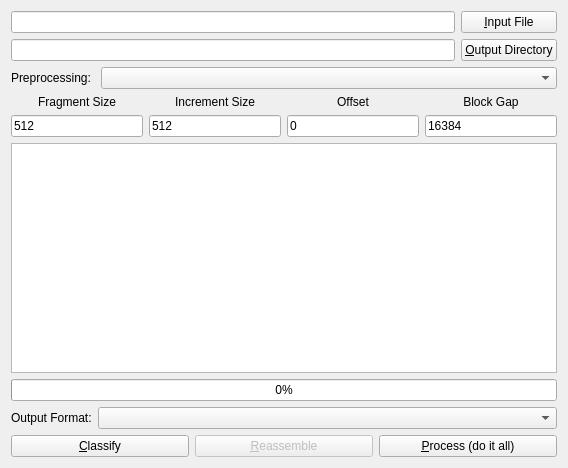
Before: the Qt Designer form gui/file_carving_ui.ui in rpoisel/mmc, drawn with Qt 5.
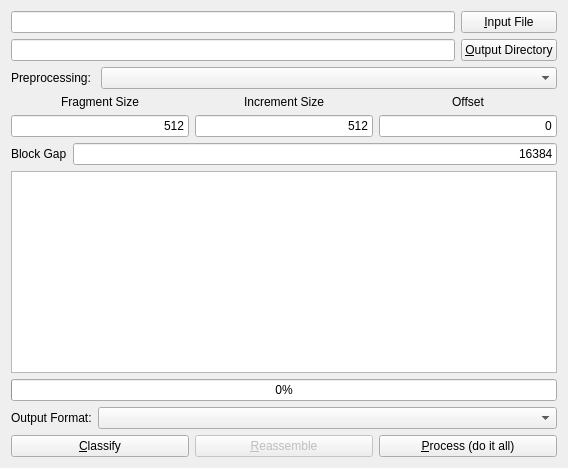
After: the same form once the commit is applied.

Diff of the .ui file:
```diff
--- a/gui/file_carving_ui.ui
+++ b/gui/file_carving_ui.ui
@@ -73,6 +73,9 @@
        <property name="text">
         <string>512</string>
        </property>
+       <property name="alignment">
+        <set>Qt::AlignRight|Qt::AlignTrailing|Qt::AlignVCenter</set>
+       </property>
       </widget>
      </item>
      <item row="0" column="1">
@@ -90,6 +93,9 @@
        <property name="text">
         <string>512</string>
        </property>
+       <property name="alignment">
+        <set>Qt::AlignRight|Qt::AlignTrailing|Qt::AlignVCenter</set>
+       </property>
       </widget>
      </item>
      <item row="0" column="2">
@@ -107,22 +113,8 @@
        <property name="text">
         <string>0</string>
        </property>
-      </widget>
-     </item>
-     <item row="1" column="3">
-      <widget class="QLineEdit" name="blockGap">
-       <property name="text">
-        <string>16384</string>
-       </property>
-      </widget>
-     </item>
-     <item row="0" column="3">
-      <widget class="QLabel" name="label_4">
-       <property name="text">
-        <string>Block Gap</string>
-       </property>
        <property name="alignment">
-        <set>Qt::AlignCenter</set>
+        <set>Qt::AlignRight|Qt::AlignTrailing|Qt::AlignVCenter</set>
        </property>
       </widget>
      </item>
@@ -138,6 +130,27 @@
      </item>
     </layout>
    </item>
+   <item>
+    <layout class="QGridLayout" name="gridLayout_3">
+     <item row="1" column="1">
+      <widget class="QLineEdit" name="blockGap">
+       <property name="text">
+        <string>16384</string>
+       </property>
+       <property name="alignment">
+        <set>Qt::AlignRight|Qt::AlignTrailing|Qt::AlignVCenter</set>
+       </property>
+      </widget>
+     </item>
+     <item row="1" column="0">
+      <widget class="QLabel" name="label_6">
+       <property name="text">
+        <string>Block Gap</string>
+       </property>
+      </widget>
+     </item>
+    </layout>
+   </item>
    <item>
     <widget class="QTableWidget" name="resultTable"/>
    </item>
```
